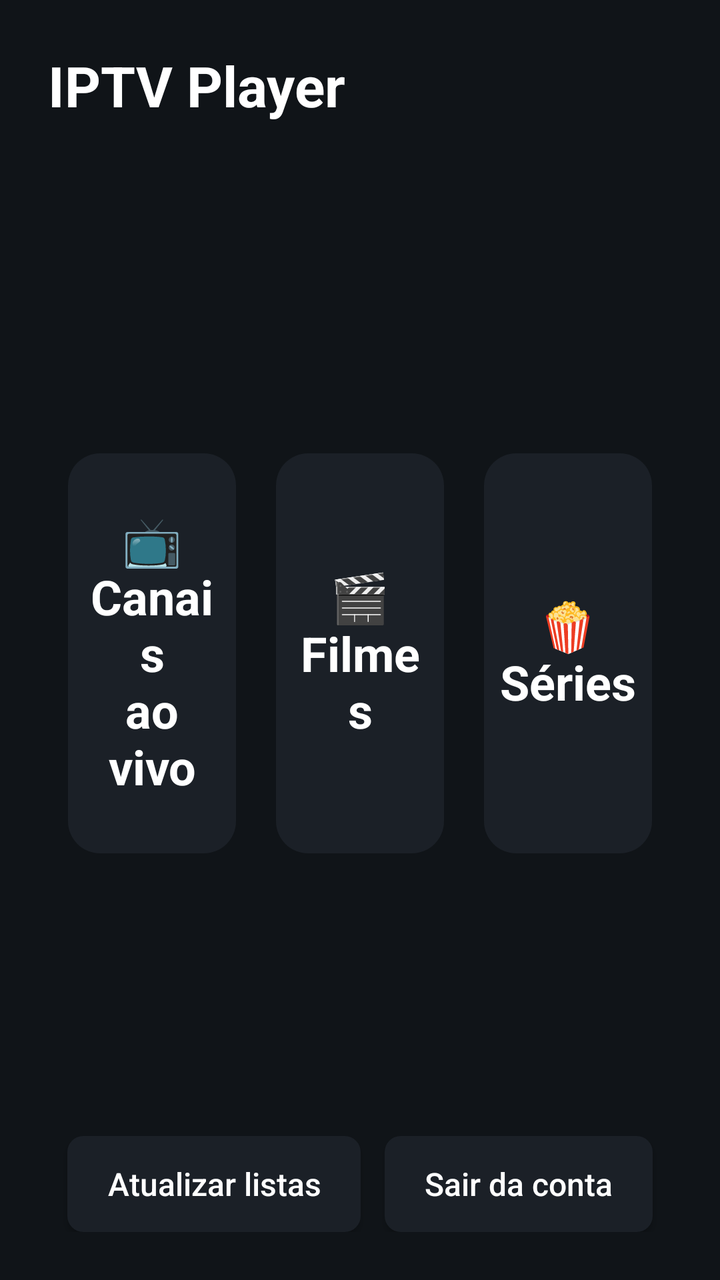
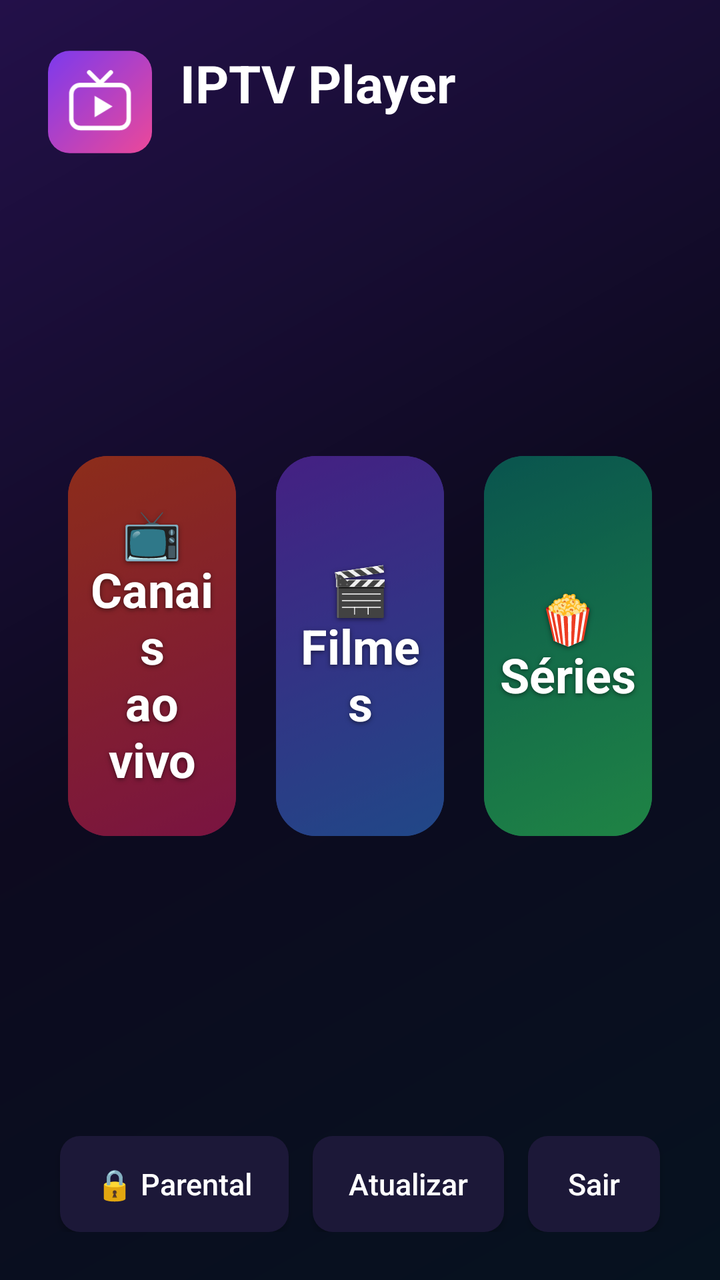

Two renders of the same Android screen: before a commit and after it. Below are the layout's source before the change and the commit's diff.
<!-- AndroidManifest.xml: application theme AppTheme -->
<!-- res/layout/activity_home.xml -->
<?xml version="1.0" encoding="utf-8"?>
<LinearLayout xmlns:android="http://schemas.android.com/apk/res/android"
    android:layout_width="match_parent"
    android:layout_height="match_parent"
    android:orientation="vertical"
    android:padding="24dp">

    <LinearLayout
        android:layout_width="match_parent"
        android:layout_height="wrap_content"
        android:gravity="center_vertical"
        android:orientation="horizontal">

        <TextView
            android:layout_width="0dp"
            android:layout_height="wrap_content"
            android:layout_weight="1"
            android:text="IPTV Player"
            android:textColor="@color/text"
            android:textSize="28sp"
            android:textStyle="bold" />

        <TextView
            android:id="@+id/tvClock"
            android:layout_width="wrap_content"
            android:layout_height="wrap_content"
            android:textColor="@color/text"
            android:textSize="22sp" />
    </LinearLayout>

    <TextView
        android:id="@+id/tvAccount"
        android:layout_width="match_parent"
        android:layout_height="wrap_content"
        android:layout_marginTop="4dp"
        android:textColor="@color/muted"
        android:textSize="15sp" />

    <LinearLayout
        android:layout_width="match_parent"
        android:layout_height="0dp"
        android:layout_weight="1"
        android:gravity="center"
        android:orientation="horizontal">

        <TextView
            android:id="@+id/cardLive"
            style="@style/HomeCard"
            android:text="📺\nCanais\nao vivo" />

        <TextView
            android:id="@+id/cardMovies"
            style="@style/HomeCard"
            android:text="🎬\nFilmes" />

        <TextView
            android:id="@+id/cardSeries"
            style="@style/HomeCard"
            android:text="🍿\nSéries" />
    </LinearLayout>

    <LinearLayout
        android:layout_width="match_parent"
        android:layout_height="wrap_content"
        android:gravity="center"
        android:orientation="horizontal">

        <Button
            android:id="@+id/btnReload"
            android:layout_width="wrap_content"
            android:layout_height="wrap_content"
            android:layout_marginEnd="12dp"
            android:background="@drawable/row_bg"
            android:paddingStart="20dp"
            android:paddingEnd="20dp"
            android:text="Atualizar listas"
            android:textAllCaps="false"
            android:textColor="@color/text"
            android:textSize="16sp" />

        <Button
            android:id="@+id/btnLogout"
            android:layout_width="wrap_content"
            android:layout_height="wrap_content"
            android:background="@drawable/row_bg"
            android:paddingStart="20dp"
            android:paddingEnd="20dp"
            android:text="Sair da conta"
            android:textAllCaps="false"
            android:textColor="@color/text"
            android:textSize="16sp" />
    </LinearLayout>
</LinearLayout>
<!-- resources referenced by this layout -->
<resources>
  <color name="muted">#FFB0B7C0</color>
  <!-- drawable row_bg (drawable) -->
  <?xml version="1.0" encoding="utf-8"?>
  <selector xmlns:android="http://schemas.android.com/apk/res/android">
      <item android:state_focused="true">
          <shape android:shape="rectangle">
              <solid android:color="@color/accent" />
              <corners android:radius="8dp" />
          </shape>
      </item>
      <item android:state_selected="true">
          <shape android:shape="rectangle">
              <solid android:color="#FF2A3441" />
              <corners android:radius="8dp" />
          </shape>
      </item>
      <item>
          <shape android:shape="rectangle">
              <solid android:color="@color/panel" />
              <corners android:radius="8dp" />
          </shape>
      </item>
  </selector>
  <style name="HomeCard">
          <item name="android:layout_width">0dp</item>
          <item name="android:layout_height">200dp</item>
          <item name="android:layout_weight">1</item>
          <item name="android:layout_margin">10dp</item>
          <item name="android:background">@drawable/card_bg</item>
          <item name="android:clickable">true</item>
          <item name="android:focusable">true</item>
          <item name="android:gravity">center</item>
          <item name="android:padding">8dp</item>
          <item name="android:textColor">@color/text</item>
          <item name="android:textSize">24sp</item>
          <item name="android:textStyle">bold</item>
      </style>
  <style name="AppTheme" parent="Theme.AppCompat.NoActionBar">
          <item name="android:windowBackground">@color/bg</item>
          <item name="colorAccent">@color/accent</item>
      </style>
  <color name="accent">#FF2F80ED</color>
  <color name="panel">#FF1B2027</color>
  <!-- drawable card_bg (drawable) -->
  <?xml version="1.0" encoding="utf-8"?>
  <selector xmlns:android="http://schemas.android.com/apk/res/android">
      <item android:state_focused="true">
          <shape android:shape="rectangle">
              <solid android:color="@color/accent" />
              <stroke android:width="3dp" android:color="@color/text" />
              <corners android:radius="16dp" />
          </shape>
      </item>
      <item android:state_pressed="true">
          <shape android:shape="rectangle">
              <solid android:color="@color/accent" />
              <corners android:radius="16dp" />
          </shape>
      </item>
      <item>
          <shape android:shape="rectangle">
              <solid android:color="@color/panel" />
              <corners android:radius="16dp" />
          </shape>
      </item>
  </selector>
  <color name="bg">#FF101418</color>
  <!-- unchanged entries left out for length: 1 -->
</resources>

<!-- the commit's change to res/layout/activity_home.xml (unified diff, before → after) -->
@@ -11,30 +11,45 @@
         android:gravity="center_vertical"
         android:orientation="horizontal">
 
-        <TextView
+        <ImageView
+            android:layout_width="52dp"
+            android:layout_height="52dp"
+            android:contentDescription="Logo"
+            android:src="@drawable/ic_launcher" />
+
+        <LinearLayout
             android:layout_width="0dp"
             android:layout_height="wrap_content"
+            android:layout_marginStart="14dp"
             android:layout_weight="1"
-            android:text="IPTV Player"
-            android:textColor="@color/text"
-            android:textSize="28sp"
-            android:textStyle="bold" />
+            android:orientation="vertical">
+
+            <TextView
+                android:layout_width="wrap_content"
+                android:layout_height="wrap_content"
+                android:text="IPTV Player"
+                android:textColor="@color/text"
+                android:textSize="26sp"
+                android:textStyle="bold" />
+
+            <TextView
+                android:id="@+id/tvAccount"
+                android:layout_width="wrap_content"
+                android:layout_height="wrap_content"
+                android:ellipsize="end"
+                android:maxLines="1"
+                android:textColor="@color/muted"
+                android:textSize="14sp" />
+        </LinearLayout>
 
         <TextView
             android:id="@+id/tvClock"
             android:layout_width="wrap_content"
             android:layout_height="wrap_content"
             android:textColor="@color/text"
-            android:textSize="22sp" />
+            android:textSize="26sp"
+            android:textStyle="bold" />
     </LinearLayout>
-
-    <TextView
-        android:id="@+id/tvAccount"
-        android:layout_width="match_parent"
-        android:layout_height="wrap_content"
-        android:layout_marginTop="4dp"
-        android:textColor="@color/muted"
-        android:textSize="15sp" />
 
     <LinearLayout
         android:layout_width="match_parent"
@@ -46,16 +61,19 @@
         <TextView
             android:id="@+id/cardLive"
             style="@style/HomeCard"
+            android:background="@drawable/card_live"
             android:text="📺\nCanais\nao vivo" />
 
         <TextView
             android:id="@+id/cardMovies"
             style="@style/HomeCard"
+            android:background="@drawable/card_movie"
             android:text="🎬\nFilmes" />
 
         <TextView
             android:id="@+id/cardSeries"
             style="@style/HomeCard"
+            android:background="@drawable/card_series"
             android:text="🍿\nSéries" />
     </LinearLayout>
 
@@ -66,28 +84,18 @@
         android:orientation="horizontal">
 
         <Button
+            android:id="@+id/btnParental"
+            style="@style/SmallButton"
+            android:text="🔒 Parental" />
+
+        <Button
             android:id="@+id/btnReload"
-            android:layout_width="wrap_content"
-            android:layout_height="wrap_content"
-            android:layout_marginEnd="12dp"
-            android:background="@drawable/row_bg"
-            android:paddingStart="20dp"
-            android:paddingEnd="20dp"
-            android:text="Atualizar listas"
-            android:textAllCaps="false"
-            android:textColor="@color/text"
-            android:textSize="16sp" />
+            style="@style/SmallButton"
+            android:text="Atualizar" />
 
         <Button
             android:id="@+id/btnLogout"
-            android:layout_width="wrap_content"
-            android:layout_height="wrap_content"
-            android:background="@drawable/row_bg"
-            android:paddingStart="20dp"
-            android:paddingEnd="20dp"
-            android:text="Sair da conta"
-            android:textAllCaps="false"
-            android:textColor="@color/text"
-            android:textSize="16sp" />
+            style="@style/SmallButton"
+            android:text="Sair" />
     </LinearLayout>
 </LinearLayout>
<!-- resource entries referenced after the edit -->
@@ -1,34 +1,176 @@
 <!-- resources referenced by this layout -->
 <resources>
-  <color name="muted">#FFB0B7C0</color>
+  <color name="muted">#FFB3ACD6</color>
+  <!-- drawable card_live (drawable) -->
+  <?xml version="1.0" encoding="utf-8"?>
+  <selector xmlns:android="http://schemas.android.com/apk/res/android">
+      <item android:state_focused="true">
+          <shape android:shape="rectangle">
+              <gradient android:angle="315" android:startColor="@color/live_a" android:endColor="@color/live_b" />
+              <stroke android:width="4dp" android:color="@color/text" />
+              <corners android:radius="20dp" />
+          </shape>
+      </item>
+      <item android:state_pressed="true">
+          <shape android:shape="rectangle">
+              <gradient android:angle="315" android:startColor="@color/live_a" android:endColor="@color/live_b" />
+              <corners android:radius="20dp" />
+          </shape>
+      </item>
+      <item>
+          <layer-list>
+              <item>
+                  <shape android:shape="rectangle">
+                      <gradient android:angle="315" android:startColor="@color/live_a" android:endColor="@color/live_b" />
+                      <corners android:radius="20dp" />
+                  </shape>
+              </item>
+              <item>
+                  <shape android:shape="rectangle">
+                      <solid android:color="#73000000" />
+                      <corners android:radius="20dp" />
+                  </shape>
+              </item>
+          </layer-list>
+      </item>
+  </selector>
+  <!-- drawable card_movie (drawable) -->
+  <?xml version="1.0" encoding="utf-8"?>
+  <selector xmlns:android="http://schemas.android.com/apk/res/android">
+      <item android:state_focused="true">
+          <shape android:shape="rectangle">
+              <gradient android:angle="315" android:startColor="@color/movie_a" android:endColor="@color/movie_b" />
+              <stroke android:width="4dp" android:color="@color/text" />
+              <corners android:radius="20dp" />
+          </shape>
+      </item>
+      <item android:state_pressed="true">
+          <shape android:shape="rectangle">
+              <gradient android:angle="315" android:startColor="@color/movie_a" android:endColor="@color/movie_b" />
+              <corners android:radius="20dp" />
+          </shape>
+      </item>
+      <item>
+          <layer-list>
+              <item>
+                  <shape android:shape="rectangle">
+                      <gradient android:angle="315" android:startColor="@color/movie_a" android:endColor="@color/movie_b" />
+                      <corners android:radius="20dp" />
+                  </shape>
+              </item>
+              <item>
+                  <shape android:shape="rectangle">
+                      <solid android:color="#73000000" />
+                      <corners android:radius="20dp" />
+                  </shape>
+              </item>
+          </layer-list>
+      </item>
+  </selector>
+  <!-- drawable card_series (drawable) -->
+  <?xml version="1.0" encoding="utf-8"?>
+  <selector xmlns:android="http://schemas.android.com/apk/res/android">
+      <item android:state_focused="true">
+          <shape android:shape="rectangle">
+              <gradient android:angle="315" android:startColor="@color/series_a" android:endColor="@color/series_b" />
+              <stroke android:width="4dp" android:color="@color/text" />
+              <corners android:radius="20dp" />
+          </shape>
+      </item>
+      <item android:state_pressed="true">
+          <shape android:shape="rectangle">
+              <gradient android:angle="315" android:startColor="@color/series_a" android:endColor="@color/series_b" />
+              <corners android:radius="20dp" />
+          </shape>
+      </item>
+      <item>
+          <layer-list>
+              <item>
+                  <shape android:shape="rectangle">
+                      <gradient android:angle="315" android:startColor="@color/series_a" android:endColor="@color/series_b" />
+                      <corners android:radius="20dp" />
+                  </shape>
+              </item>
+              <item>
+                  <shape android:shape="rectangle">
+                      <solid android:color="#73000000" />
+                      <corners android:radius="20dp" />
+                  </shape>
+              </item>
+          </layer-list>
+      </item>
+  </selector>
+  <!-- drawable ic_launcher (drawable) -->
+  <?xml version="1.0" encoding="utf-8"?>
+  <layer-list xmlns:android="http://schemas.android.com/apk/res/android">
+      <item>
+          <shape android:shape="rectangle">
+              <size android:width="96dp" android:height="96dp" />
+              <gradient
+                  android:angle="315"
+                  android:endColor="@color/accent2"
+                  android:startColor="@color/accent" />
+              <corners android:radius="24dp" />
+          </shape>
+      </item>
+      <item
+          android:bottom="10dp"
+          android:drawable="@drawable/logo_mark"
+          android:left="10dp"
+          android:right="10dp"
+          android:top="8dp" />
+  </layer-list>
   <!-- drawable row_bg (drawable) -->
   <?xml version="1.0" encoding="utf-8"?>
   <selector xmlns:android="http://schemas.android.com/apk/res/android">
       <item android:state_focused="true">
           <shape android:shape="rectangle">
-              <solid android:color="@color/accent" />
-              <corners android:radius="8dp" />
+              <gradient
+                  android:angle="0"
+                  android:endColor="@color/accent2"
+                  android:startColor="@color/accent" />
+              <corners android:radius="10dp" />
+          </shape>
+      </item>
+      <item android:state_pressed="true">
+          <shape android:shape="rectangle">
+              <gradient
+                  android:angle="0"
+                  android:endColor="@color/accent2"
+                  android:startColor="@color/accent" />
+              <corners android:radius="10dp" />
           </shape>
       </item>
       <item android:state_selected="true">
           <shape android:shape="rectangle">
-              <solid android:color="#FF2A3441" />
-              <corners android:radius="8dp" />
+              <solid android:color="@color/selected" />
+              <stroke android:width="1dp" android:color="@color/accent" />
+              <corners android:radius="10dp" />
           </shape>
       </item>
       <item>
           <shape android:shape="rectangle">
               <solid android:color="@color/panel" />
-              <corners android:radius="8dp" />
-          </shape>
-      </item>
-  </selector>
+              <corners android:radius="10dp" />
+          </shape>
+      </item>
+  </selector>
+  <!-- drawable bg_app (drawable) -->
+  <?xml version="1.0" encoding="utf-8"?>
+  <shape xmlns:android="http://schemas.android.com/apk/res/android"
+      android:shape="rectangle">
+      <gradient
+          android:angle="315"
+          android:centerColor="@color/bg"
+          android:endColor="@color/bg_bottom"
+          android:startColor="@color/bg_top"
+          android:type="linear" />
+  </shape>
   <style name="HomeCard">
           <item name="android:layout_width">0dp</item>
-          <item name="android:layout_height">200dp</item>
+          <item name="android:layout_height">190dp</item>
           <item name="android:layout_weight">1</item>
           <item name="android:layout_margin">10dp</item>
-          <item name="android:background">@drawable/card_bg</item>
           <item name="android:clickable">true</item>
           <item name="android:focusable">true</item>
           <item name="android:gravity">center</item>
@@ -36,37 +178,65 @@
           <item name="android:textColor">@color/text</item>
           <item name="android:textSize">24sp</item>
           <item name="android:textStyle">bold</item>
+          <item name="android:shadowColor">#80000000</item>
+          <item name="android:shadowDy">2</item>
+          <item name="android:shadowRadius">6</item>
+      </style>
+  <style name="SmallButton">
+          <item name="android:layout_width">wrap_content</item>
+          <item name="android:layout_height">wrap_content</item>
+          <item name="android:layout_marginStart">6dp</item>
+          <item name="android:layout_marginEnd">6dp</item>
+          <item name="android:background">@drawable/row_bg</item>
+          <item name="android:paddingStart">18dp</item>
+          <item name="android:paddingEnd">18dp</item>
+          <item name="android:textAllCaps">false</item>
+          <item name="android:textColor">@color/text</item>
+          <item name="android:textSize">15sp</item>
       </style>
   <style name="AppTheme" parent="Theme.AppCompat.NoActionBar">
-          <item name="android:windowBackground">@color/bg</item>
-          <item name="colorAccent">@color/accent</item>
+          <item name="android:windowBackground">@drawable/bg_app</item>
+          <item name="colorPrimary">@color/accent</item>
+          <item name="colorPrimaryDark">@color/bg</item>
+          <item name="colorAccent">@color/accent2</item>
       </style>
-  <color name="accent">#FF2F80ED</color>
-  <color name="panel">#FF1B2027</color>
-  <!-- drawable card_bg (drawable) -->
-  <?xml version="1.0" encoding="utf-8"?>
-  <selector xmlns:android="http://schemas.android.com/apk/res/android">
-      <item android:state_focused="true">
-          <shape android:shape="rectangle">
-              <solid android:color="@color/accent" />
-              <stroke android:width="3dp" android:color="@color/text" />
-              <corners android:radius="16dp" />
-          </shape>
-      </item>
-      <item android:state_pressed="true">
-          <shape android:shape="rectangle">
-              <solid android:color="@color/accent" />
-              <corners android:radius="16dp" />
-          </shape>
-      </item>
-      <item>
-          <shape android:shape="rectangle">
-              <solid android:color="@color/panel" />
-              <corners android:radius="16dp" />
-          </shape>
-      </item>
-  </selector>
-  <color name="bg">#FF101418</color>
+  <color name="live_a">#FFFF512F</color>
+  <color name="live_b">#FFDD2476</color>
+  <color name="movie_a">#FF7C3AED</color>
+  <color name="movie_b">#FF3B82F6</color>
+  <color name="series_a">#FF11998E</color>
+  <color name="series_b">#FF38EF7D</color>
+  <color name="accent2">#FFEC4899</color>
+  <color name="accent">#FF7C3AED</color>
+  <!-- drawable logo_mark (drawable) -->
+  <?xml version="1.0" encoding="utf-8"?>
+  <vector xmlns:android="http://schemas.android.com/apk/res/android"
+      android:width="96dp"
+      android:height="96dp"
+      android:viewportWidth="96"
+      android:viewportHeight="96">
+      
+      <path
+          android:pathData="M36,16 L48,28 L60,16"
+          android:strokeWidth="5"
+          android:strokeColor="#FFFFFFFF"
+          android:strokeLineCap="round"
+          android:strokeLineJoin="round" />
+      
+      <path
+          android:pathData="M26,30 h44 a10,10 0 0 1 10,10 v28 a10,10 0 0 1 -10,10 h-44 a10,10 0 0 1 -10,-10 v-28 a10,10 0 0 1 10,-10 z"
+          android:strokeWidth="5"
+          android:strokeColor="#FFFFFFFF" />
+      
+      <path
+          android:fillColor="#FFFFFFFF"
+          android:pathData="M42,42 L42,66 L62,54 Z" />
+  </vector>
+  <color name="panel">#FF1C1838</color>
+  <color name="bg_bottom">#FF06121F</color>
+  <color name="bg_top">#FF231049</color>
+  <color name="bg">#FF0D0A1F</color>
+  <color name="selected">#FF2E2660</color>
   <!-- unchanged entries left out for length: 1 -->
 </resources>
 
